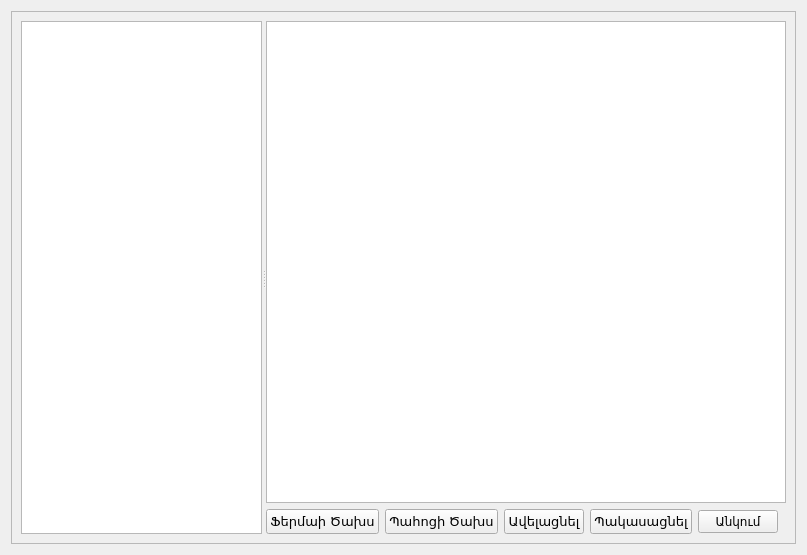
This is src/storages.ui in ADCompany/AD-Farm as Qt 5 draws it before an edit. The edited form follows.
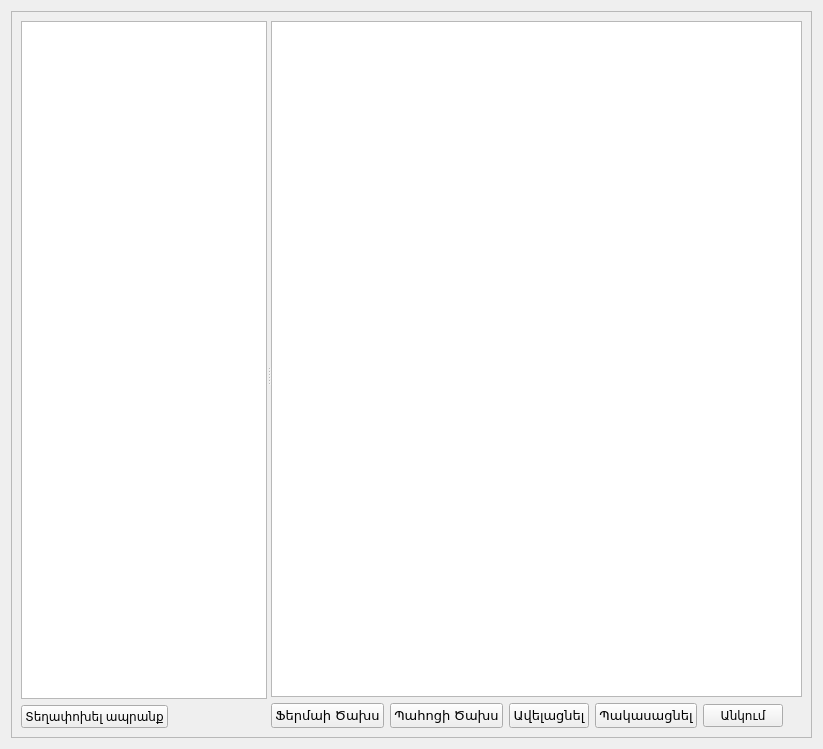
This is the edited form. Icons and pictures are not drawn.

Commit message: Store Item Moving Integration

```diff
--- a/src/storages.ui
+++ b/src/storages.ui
@@ -6,15 +6,15 @@
    <rect>
     <x>0</x>
     <y>0</y>
-    <width>807</width>
-    <height>555</height>
+    <width>823</width>
+    <height>749</height>
    </rect>
   </property>
   <property name="windowTitle">
    <string>Form</string>
   </property>
-  <layout class="QGridLayout" name="gridLayout_2">
-   <item row="0" column="0">
+  <layout class="QVBoxLayout" name="verticalLayout_4">
+   <item>
     <widget class="QScrollArea" name="scrollArea">
      <property name="widgetResizable">
       <bool>true</bool>
@@ -24,22 +24,45 @@
        <rect>
         <x>0</x>
         <y>0</y>
-        <width>787</width>
-        <height>535</height>
+        <width>803</width>
+        <height>729</height>
        </rect>
       </property>
-      <layout class="QGridLayout" name="gridLayout">
-       <item row="0" column="0">
+      <layout class="QVBoxLayout" name="verticalLayout_3">
+       <item>
         <widget class="QSplitter" name="splitter">
          <property name="orientation">
           <enum>Qt::Horizontal</enum>
          </property>
+         <widget class="QWidget" name="">
+          <layout class="QVBoxLayout" name="verticalLayout_2">
+           <item>
          <widget class="QListView" name="listView">
           <property name="font">
            <font>
             <pointsize>10</pointsize>
            </font>
           </property>
+            </widget>
+           </item>
+           <item>
+            <widget class="QPushButton" name="btnMoveStoreItem">
+             <property name="sizePolicy">
+              <sizepolicy hsizetype="Maximum" vsizetype="Fixed">
+               <horstretch>0</horstretch>
+               <verstretch>0</verstretch>
+              </sizepolicy>
+             </property>
+             <property name="text">
+              <string>Տեղափոխել ապրանք</string>
+             </property>
+             <property name="icon">
+              <iconset resource="farmmanager.qrc">
+               <normaloff>:/FarmManager/Resources/moving.png</normaloff>:/FarmManager/Resources/moving.png</iconset>
+             </property>
+            </widget>
+           </item>
+          </layout>
          </widget>
          <widget class="QWidget" name="layoutWidget">
           <layout class="QVBoxLayout" name="verticalLayout">
```
Lines whose indentation alone changed are shown as unchanged. The commit also changes 21 other files.
